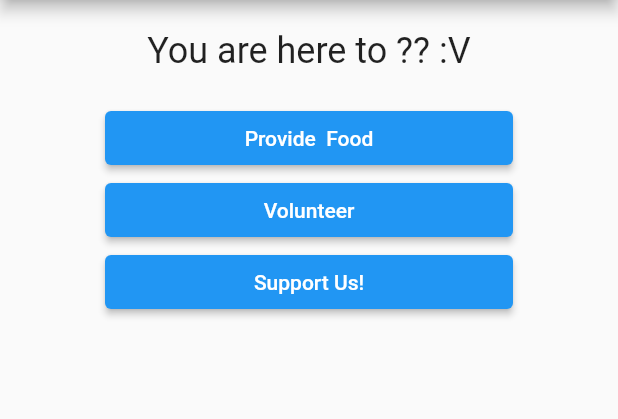
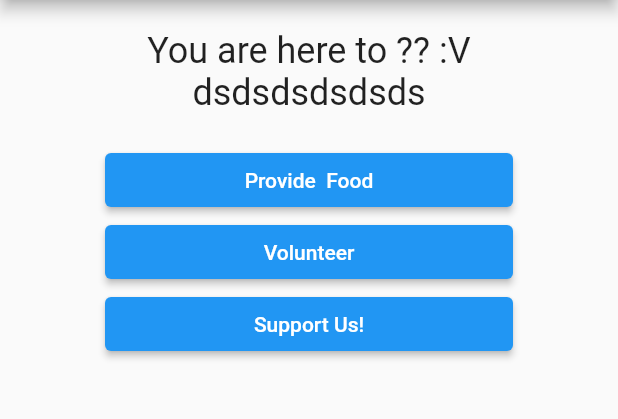
Before and after one commit to JowenPang/hunger, a Flutter app: the screen it shows after launch, on a phone screen of 412 x 824 dp, the part 84-503 px from its top. Run offline on Flutter 3.47's test engine with Material 2 defaults, Android fonts, the phone set to English and light mode, and no system bars; our stand-ins replace cloud_firestore; missing offline and left inert: google_pay; accounts and stored records are empty.

Commit message:
Revert "commit from jowen"
This reverts commit 4cb8a30c

```diff
--- a/lib/main.dart
+++ b/lib/main.dart
@@ -35,7 +35,7 @@ class MyAppState extends State<MyApp>{
   @override
   Widget build(BuildContext context) {
     var questions=[
-      "You are here to ?? :V",
+      "You are here to ?? :V dsdsdsdsdsds",
       "Having excess food to donate?"];
 
     return MaterialApp(
```
